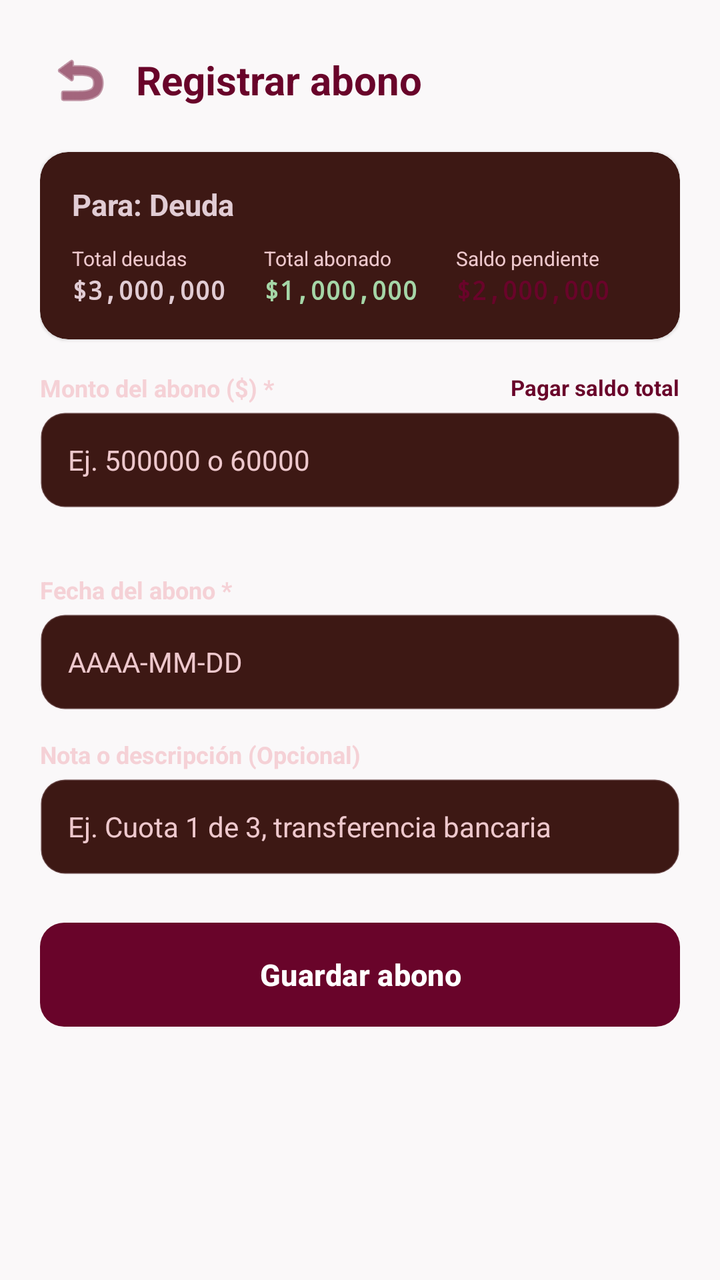
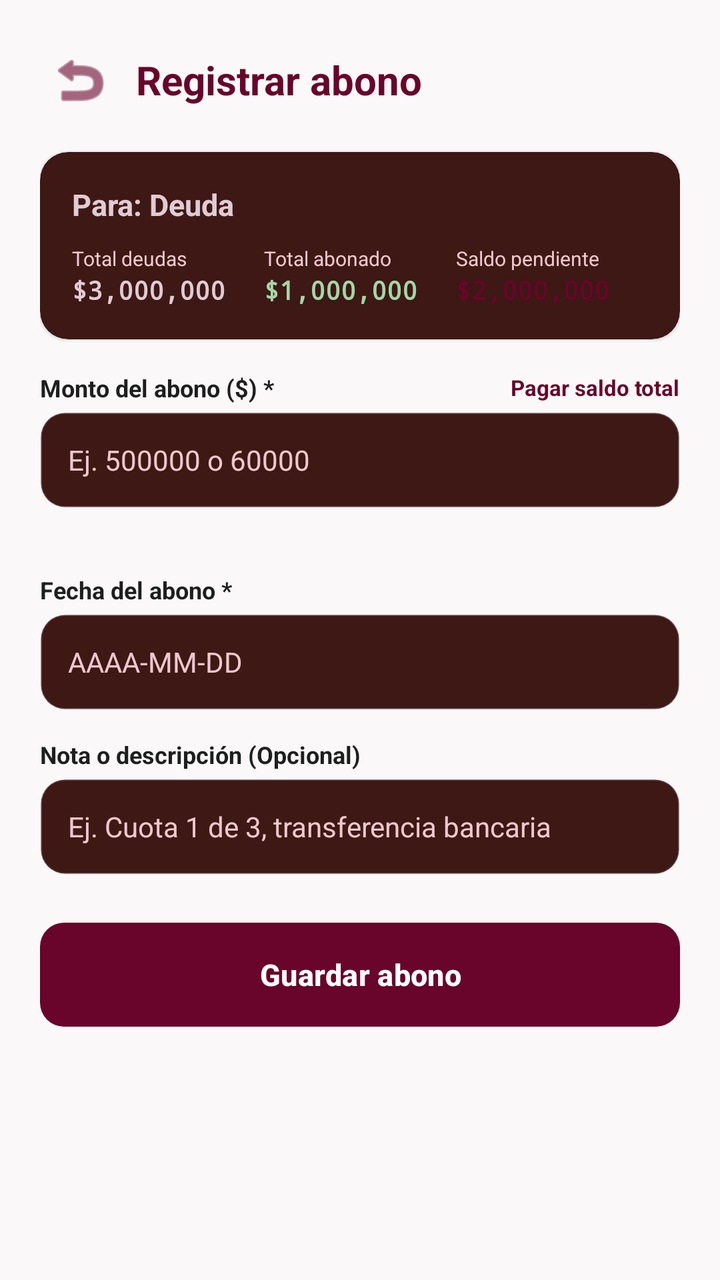

Before-and-after screenshots of an Android layout around one commit, followed by the original layout XML and the change that was made.
<!-- AndroidManifest.xml: application theme Theme.Freyr -->
<!-- res/layout/activity_add_payment.xml -->
<?xml version="1.0" encoding="utf-8"?>
<ScrollView xmlns:android="http://schemas.android.com/apk/res/android"
    xmlns:app="http://schemas.android.com/apk/res-auto"
    android:layout_width="match_parent"
    android:layout_height="match_parent"
    android:fillViewport="true"
    android:background="@color/freyr_background">

    <LinearLayout
        android:layout_width="match_parent"
        android:layout_height="wrap_content"
        android:orientation="vertical"
        android:padding="20dp">

        
        <LinearLayout
            android:layout_width="match_parent"
            android:layout_height="wrap_content"
            android:orientation="horizontal"
            android:gravity="center_vertical"
            android:layout_marginBottom="16dp">

            <ImageButton
                android:id="@+id/btn_volver"
                android:layout_width="40dp"
                android:layout_height="40dp"
                android:background="?attr/selectableItemBackgroundBorderless"
                android:src="@android:drawable/ic_menu_revert"
                android:contentDescription="@string/btn_back"
                app:tint="@color/freyr_primary" />

            <TextView
                android:layout_width="wrap_content"
                android:layout_height="wrap_content"
                android:text="@string/title_add_payment"
                android:textColor="@color/freyr_primary"
                android:textSize="20sp"
                android:textStyle="bold"
                android:layout_marginStart="8dp" />
        </LinearLayout>

        
        <androidx.cardview.widget.CardView
            android:layout_width="match_parent"
            android:layout_height="wrap_content"
            app:cardCornerRadius="14dp"
            app:cardElevation="1dp"
            app:cardBackgroundColor="@color/freyr_surface"
            android:layout_marginBottom="16dp">

            <LinearLayout
                android:layout_width="match_parent"
                android:layout_height="wrap_content"
                android:orientation="vertical"
                android:padding="16dp">

                <TextView
                    android:id="@+id/tv_for_debt_name"
                    android:layout_width="wrap_content"
                    android:layout_height="wrap_content"
                    android:text="Para: Deuda"
                    android:textColor="@color/freyr_text_primary"
                    android:textSize="15sp"
                    android:textStyle="bold" />

                <LinearLayout
                    android:layout_width="match_parent"
                    android:layout_height="wrap_content"
                    android:orientation="horizontal"
                    android:layout_marginTop="10dp">

                    <LinearLayout
                        android:layout_width="0dp"
                        android:layout_height="wrap_content"
                        android:layout_weight="1"
                        android:orientation="vertical">
                        <TextView
                            android:layout_width="wrap_content"
                            android:layout_height="wrap_content"
                            android:text="@string/total_debido"
                            android:textColor="@color/freyr_text_secondary"
                            android:textSize="10sp" />
                        <TextView
                            android:id="@+id/tv_status_total"
                            android:layout_width="wrap_content"
                            android:layout_height="wrap_content"
                            android:text="$3,000,000"
                            android:textColor="@color/freyr_text_primary"
                            android:textSize="13sp"
                            android:textStyle="bold"
                            android:fontFamily="monospace" />
                    </LinearLayout>

                    <LinearLayout
                        android:layout_width="0dp"
                        android:layout_height="wrap_content"
                        android:layout_weight="1"
                        android:orientation="vertical">
                        <TextView
                            android:layout_width="wrap_content"
                            android:layout_height="wrap_content"
                            android:text="@string/total_pagado"
                            android:textColor="@color/freyr_text_secondary"
                            android:textSize="10sp" />
                        <TextView
                            android:id="@+id/tv_status_paid"
                            android:layout_width="wrap_content"
                            android:layout_height="wrap_content"
                            android:text="$1,000,000"
                            android:textColor="@color/freyr_status_paid"
                            android:textSize="13sp"
                            android:textStyle="bold"
                            android:fontFamily="monospace" />
                    </LinearLayout>

                    <LinearLayout
                        android:layout_width="0dp"
                        android:layout_height="wrap_content"
                        android:layout_weight="1"
                        android:orientation="vertical">
                        <TextView
                            android:layout_width="wrap_content"
                            android:layout_height="wrap_content"
                            android:text="@string/total_pendiente"
                            android:textColor="@color/freyr_text_secondary"
                            android:textSize="10sp" />
                        <TextView
                            android:id="@+id/tv_status_remaining"
                            android:layout_width="wrap_content"
                            android:layout_height="wrap_content"
                            android:text="$2,000,000"
                            android:textColor="@color/freyr_primary"
                            android:textSize="13sp"
                            android:textStyle="bold"
                            android:fontFamily="monospace" />
                    </LinearLayout>
                </LinearLayout>
            </LinearLayout>
        </androidx.cardview.widget.CardView>

        
        <TextView
            android:id="@+id/tx_error"
            android:layout_width="match_parent"
            android:layout_height="wrap_content"
            android:textColor="#D32F2F"
            android:textSize="12sp"
            android:visibility="gone"
            android:layout_marginBottom="12dp" />

        
        <LinearLayout
            android:layout_width="match_parent"
            android:layout_height="wrap_content"
            android:orientation="horizontal"
            android:gravity="center_vertical"
            android:layout_marginBottom="4dp">

            <TextView
                android:layout_width="0dp"
                android:layout_height="wrap_content"
                android:layout_weight="1"
                android:text="@string/label_payment_amount"
                android:textColor="@color/freyr_text_secondary"
                android:textSize="12sp"
                android:textStyle="bold" />

            <TextView
                android:id="@+id/btn_pay_full"
                android:layout_width="wrap_content"
                android:layout_height="wrap_content"
                android:text="Pagar saldo total"
                android:textColor="@color/freyr_primary"
                android:textSize="11sp"
                android:textStyle="bold"
                android:clickable="true"
                android:focusable="true" />
        </LinearLayout>

        <EditText
            android:id="@+id/et_payment_amount"
            android:layout_width="match_parent"
            android:layout_height="48dp"
            android:background="@drawable/bg_edit_text"
            android:hint="@string/hint_payment_amount"
            android:inputType="numberDecimal"
            android:maxLines="1"
            android:focusable="true"
            android:focusableInTouchMode="true"
            android:textColor="@color/freyr_text_primary"
            android:textSize="14sp"
            android:layout_marginBottom="4dp" />

        <TextView
            android:id="@+id/tv_projected_remaining"
            android:layout_width="match_parent"
            android:layout_height="wrap_content"
            android:text=""
            android:textColor="@color/freyr_primary"
            android:textSize="11sp"
            android:textStyle="bold"
            android:layout_marginBottom="14dp" />

        
        <TextView
            android:layout_width="wrap_content"
            android:layout_height="wrap_content"
            android:text="@string/label_payment_date"
            android:textColor="@color/freyr_text_secondary"
            android:textSize="12sp"
            android:textStyle="bold"
            android:layout_marginBottom="4dp" />

        <EditText
            android:id="@+id/et_payment_date"
            android:layout_width="match_parent"
            android:layout_height="48dp"
            android:background="@drawable/bg_edit_text"
            android:hint="AAAA-MM-DD"
            android:inputType="text"
            android:maxLines="1"
            android:textColor="@color/freyr_text_primary"
            android:textSize="14sp"
            android:layout_marginBottom="14dp" />

        
        <TextView
            android:layout_width="wrap_content"
            android:layout_height="wrap_content"
            android:text="@string/label_payment_note"
            android:textColor="@color/freyr_text_secondary"
            android:textSize="12sp"
            android:textStyle="bold"
            android:layout_marginBottom="4dp" />

        <EditText
            android:id="@+id/et_payment_desc"
            android:layout_width="match_parent"
            android:layout_height="48dp"
            android:background="@drawable/bg_edit_text"
            android:hint="@string/hint_payment_note"
            android:inputType="text"
            android:maxLines="1"
            android:textColor="@color/freyr_text_primary"
            android:textSize="14sp"
            android:layout_marginBottom="24dp" />

        
        <Button
            android:id="@+id/btn_confirm_payment"
            android:layout_width="match_parent"
            android:layout_height="52dp"
            android:background="@drawable/bg_button_primary"
            android:text="@string/btn_save_payment"
            android:textColor="#FFFFFF"
            android:textSize="15sp"
            android:textStyle="bold"
            app:backgroundTint="@null" />

    </LinearLayout>
</ScrollView>
<!-- resources referenced by this layout -->
<resources>
  <color name="freyr_background">#FAF8F9</color>
  <color name="freyr_primary">#69042A</color>
  <color name="freyr_status_paid">#A5D6A7</color>
  <color name="freyr_surface">#3D1814</color>
  <color name="freyr_text_primary">#E1CCD4</color>
  <color name="freyr_text_secondary">#F6F5CFD4</color>
  <!-- drawable bg_button_primary (drawable) -->
  <?xml version="1.0" encoding="utf-8"?>
  <ripple xmlns:android="http://schemas.android.com/apk/res/android"
      android:color="#33FFFFFF">
      <item>
          <shape android:shape="rectangle">
              <corners android:radius="12dp" />
              <solid android:color="@color/freyr_primary" />
          </shape>
      </item>
  </ripple>
  <!-- drawable bg_edit_text (drawable) -->
  <?xml version="1.0" encoding="utf-8"?>
  <selector xmlns:android="http://schemas.android.com/apk/res/android">
      <item android:state_focused="true">
          <shape android:shape="rectangle">
              <corners android:radius="12dp" />
              <solid android:color="@color/freyr_surface" />
              <stroke android:width="2dp" android:color="@color/freyr_primary" />
              <padding android:bottom="12dp" android:left="14dp" android:right="14dp" android:top="12dp" />
          </shape>
      </item>
      <item>
          <shape android:shape="rectangle">
              <corners android:radius="12dp" />
              <solid android:color="@color/freyr_surface" />
              <stroke android:width="1dp" android:color="@color/freyr_border" />
              <padding android:bottom="12dp" android:left="14dp" android:right="14dp" android:top="12dp" />
          </shape>
      </item>
  </selector>
  <string name="btn_back">Volver</string>
  <string name="btn_save_payment">Guardar abono</string>
  <string name="hint_payment_amount">Ej. 500000 o 60000</string>
  <string name="hint_payment_note">Ej. Cuota 1 de 3, transferencia bancaria</string>
  <string name="label_payment_amount">Monto del abono ($) *</string>
  <string name="label_payment_date">Fecha del abono *</string>
  <string name="label_payment_note">Nota o descripción (Opcional)</string>
  <string name="title_add_payment">Registrar abono</string>
  <string name="total_debido">Total deudas</string>
  <string name="total_pagado">Total abonado</string>
  <string name="total_pendiente">Saldo pendiente</string>
  <style name="Theme.Freyr" parent="Theme.Material3.Dark.NoActionBar">
          
          <item name="colorPrimary">@color/freyr_primary</item>
          <item name="colorPrimaryDark">@color/freyr_primary_dark</item>
          <item name="colorSecondary">@color/freyr_secondary</item>
          <item name="colorOnPrimary">#FFFFFF</item>
          <item name="colorOnSecondary">@color/freyr_primary</item>
  
          
          <item name="android:colorBackground">@color/freyr_background</item>
          <item name="colorSurface">@color/freyr_surface</item>
          <item name="colorOnSurface">@color/freyr_text_primary</item>
  
          
          <item name="android:statusBarColor">@color/freyr_background</item>
          <item name="android:windowLightStatusBar">false</item>
          <item name="android:navigationBarColor">@color/freyr_background</item>
          <item name="android:windowLightNavigationBar">false</item>
          
          
          <item name="android:textColor">@color/freyr_text_primary</item>
          <item name="android:textColorHint">@color/freyr_text_secondary</item>
          <item name="colorControlNormal">@color/freyr_secondary</item>
          <item name="colorControlActivated">@color/freyr_primary</item>
      </style>
  <color name="freyr_border">#33E1CCD4</color>
  <color name="freyr_primary_dark">#4A031E</color>
  <color name="freyr_secondary">#E1CCD4</color>
</resources>

<!-- the commit's change to res/layout/activity_add_payment.xml (unified diff, before → after) -->
@@ -161,7 +161,7 @@
                 android:layout_height="wrap_content"
                 android:layout_weight="1"
                 android:text="@string/label_payment_amount"
-                android:textColor="@color/freyr_text_secondary"
+                android:textColor="@color/freyr_card_bg"
                 android:textSize="12sp"
                 android:textStyle="bold" />
 
@@ -205,11 +205,11 @@
         <TextView
             android:layout_width="wrap_content"
             android:layout_height="wrap_content"
+            android:layout_marginBottom="4dp"
             android:text="@string/label_payment_date"
-            android:textColor="@color/freyr_text_secondary"
+            android:textColor="@color/freyr_card_bg"
             android:textSize="12sp"
-            android:textStyle="bold"
-            android:layout_marginBottom="4dp" />
+            android:textStyle="bold" />
 
         <EditText
             android:id="@+id/et_payment_date"
@@ -227,11 +227,11 @@
         <TextView
             android:layout_width="wrap_content"
             android:layout_height="wrap_content"
+            android:layout_marginBottom="4dp"
             android:text="@string/label_payment_note"
-            android:textColor="@color/freyr_text_secondary"
+            android:textColor="@color/freyr_card_bg"
             android:textSize="12sp"
-            android:textStyle="bold"
-            android:layout_marginBottom="4dp" />
+            android:textStyle="bold" />
 
         <EditText
             android:id="@+id/et_payment_desc"
<!-- resource entries referenced after the edit -->
@@ -1,6 +1,7 @@
 <!-- resources referenced by this layout -->
 <resources>
   <color name="freyr_background">#FAF8F9</color>
+  <color name="freyr_card_bg">#1E1E1E</color>
   <color name="freyr_primary">#69042A</color>
   <color name="freyr_status_paid">#A5D6A7</color>
   <color name="freyr_surface">#3D1814</color>
